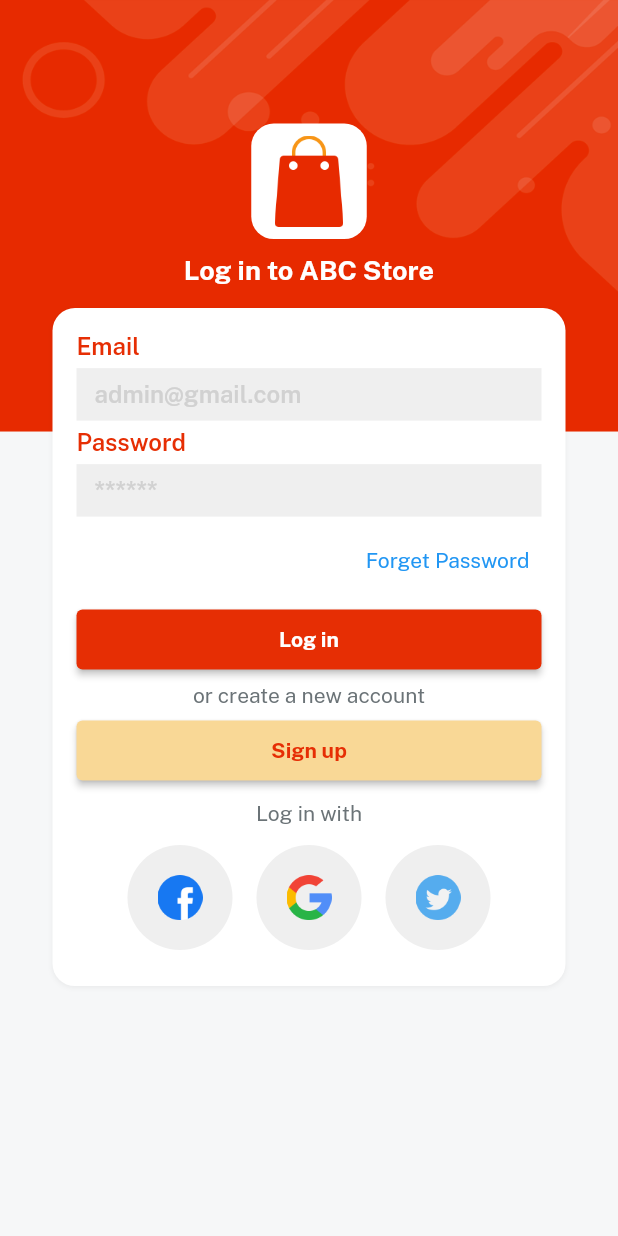
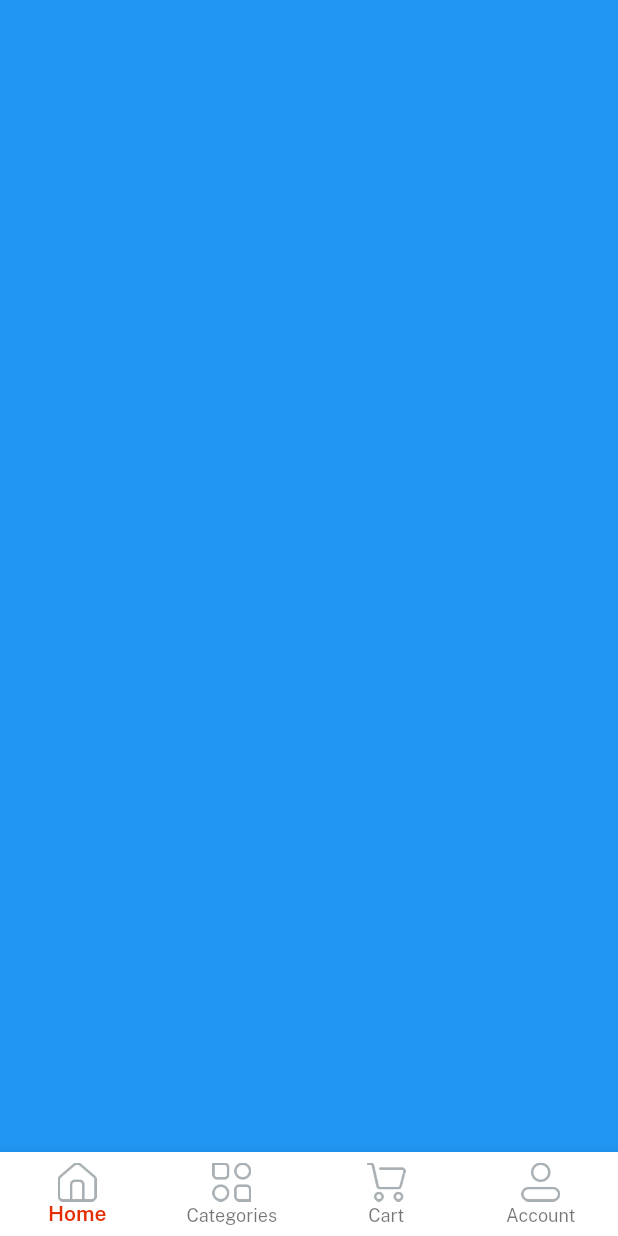
Before and after one commit to hacktonow/ABCHOMESTORES_APP, a Flutter app: the screen it shows after launch, after a tap on "Log in", on a phone screen of 412 x 824 dp. Run offline on Flutter 3.47's test engine with Material 2 defaults, Android fonts, the phone set to English and light mode, and no system bars; our stand-ins replace get, velocity_x.

Commit message:
Home Bottom Bar complete

```diff
--- a/lib/consts/strings.dart
+++ b/lib/consts/strings.dart
@@ -16,3 +16,8 @@ const loginWith = "Log in with";
 const privacyPolicy = "Privacy Policy";
 const termAndCond = "Term And Conditions";
 const alreadyHaveAccount = "Already have an account?";
+//home strings
+const home = "Home",
+    categories = "Categories",
+    cart = "Cart",
+    account = "Account";
--- /dev/null
+++ b/lib/controllers/controller_home.dart
@@ -0,0 +1,5 @@
+import 'package:get/get.dart';
+
+class HomeController extends GetxController {
+  var currentNavIndex = 0.obs;
+}
--- a/lib/views/auth_screen/longin_screen.dart
+++ b/lib/views/auth_screen/longin_screen.dart
@@ -1,6 +1,7 @@
 import 'package:emart_app/consts/consts.dart';
 import 'package:emart_app/consts/lists.dart';
 import 'package:emart_app/views/auth_screen/signup_screen.dart';
+import 'package:emart_app/views/home_screen/home_screen.dart';
 import 'package:emart_app/widgets_common/applogo_widget.dart';
 import 'package:emart_app/widgets_common/bg_widget.dart';
 import 'package:emart_app/widgets_common/custom_textfield.dart';
@@ -37,7 +38,9 @@ class LoginScreen extends StatelessWidget {
                   color: redColor,
                   textColor: whiteColor,
                   title: login,
-                  onPress: () {},
+                  onPress: () {
+                    Get.to(() => const HomeScreen());
+                  },
                 ).box.width(context.screenWidth - 50).make(),
                 5.heightBox,
                 createNewAccount.text.color(fontGrey).make(),
--- /dev/null
+++ b/lib/views/home_screen/home_screen.dart
@@ -0,0 +1,78 @@
+import 'package:emart_app/consts/consts.dart';
+import 'package:emart_app/controllers/controller_home.dart';
+import 'package:flutter/src/widgets/container.dart';
+import 'package:flutter/src/widgets/framework.dart';
+import 'package:get/get.dart';
+
+class HomeScreen extends StatelessWidget {
+  const HomeScreen({super.key});
+
+  @override
+  Widget build(BuildContext context) {
+    //init home controller
+    var controller = Get.put(HomeController());
+    //navbar items list
+    var navbarItem = [
+      BottomNavigationBarItem(
+          icon: Image.asset(
+            icHome,
+            width: 26,
+          ),
+          label: home),
+      BottomNavigationBarItem(
+          icon: Image.asset(
+            icCategories,
+            width: 26,
+          ),
+          label: categories),
+      BottomNavigationBarItem(
+          icon: Image.asset(
+            icCart,
+            width: 26,
+          ),
+          label: cart),
+      BottomNavigationBarItem(
+          icon: Image.asset(
+            icProfile,
+            width: 26,
+          ),
+          label: account),
+    ];
+    //navbar body list
+    var navBody = [
+      Container(
+        color: Colors.blue,
+      ),
+      Container(
+        color: Colors.amber,
+      ),
+      Container(
+        color: Colors.purple,
+      ),
+      Container(
+        color: Colors.cyan,
+      ),
+    ];
+    return Scaffold(
+      body: Column(
+        children: [
+          Obx(
+            () => Expanded(
+              child: navBody.elementAt(controller.currentNavIndex.value),
+            ),
+          ),
+        ],
+      ),
+      bottomNavigationBar: Obx(() => (BottomNavigationBar(
+          currentIndex: controller.currentNavIndex.value,
+          type: BottomNavigationBarType.fixed,
+          backgroundColor: whiteColor,
+          selectedItemColor: redColor,
+          selectedLabelStyle: const TextStyle(fontFamily: semibold),
+          items: navbarItem,
+          onTap: (value) {
+            controller.currentNavIndex.value = value;
+          }))),
+    );
+  }
+}
```
Also changed, not shown: lib/views/auth_screen/signup_screen.dart (+22 -10 lines).
